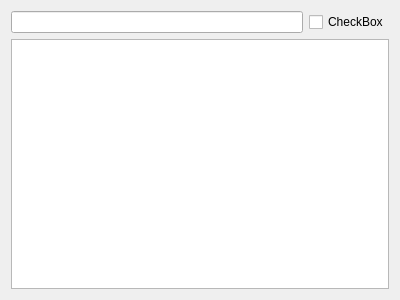
The window that TIGLViewer/src/CPACSTreeWidget.ui (DLR-SC/tigl) describes before a commit, drawn with Qt 5.
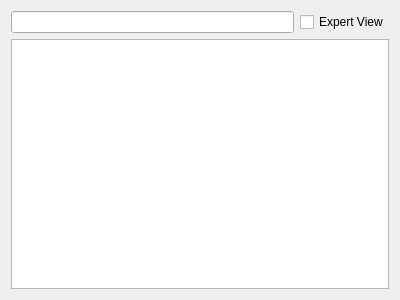
The same window after the commit.

Commit message: Change the deep of the CPACSTree in expert mode

Patch:
```diff
--- a/TIGLViewer/src/CPACSTreeWidget.ui
+++ b/TIGLViewer/src/CPACSTreeWidget.ui
@@ -22,7 +22,7 @@
      <item>
       <widget class="QCheckBox" name="expertViewCheckBox">
        <property name="text">
-        <string>CheckBox</string>
+        <string>Expert View</string>
        </property>
       </widget>
      </item>
```
Left out of the diff: 9 changed lines with no effect on the pictures. The commit also changes 5 other files.
